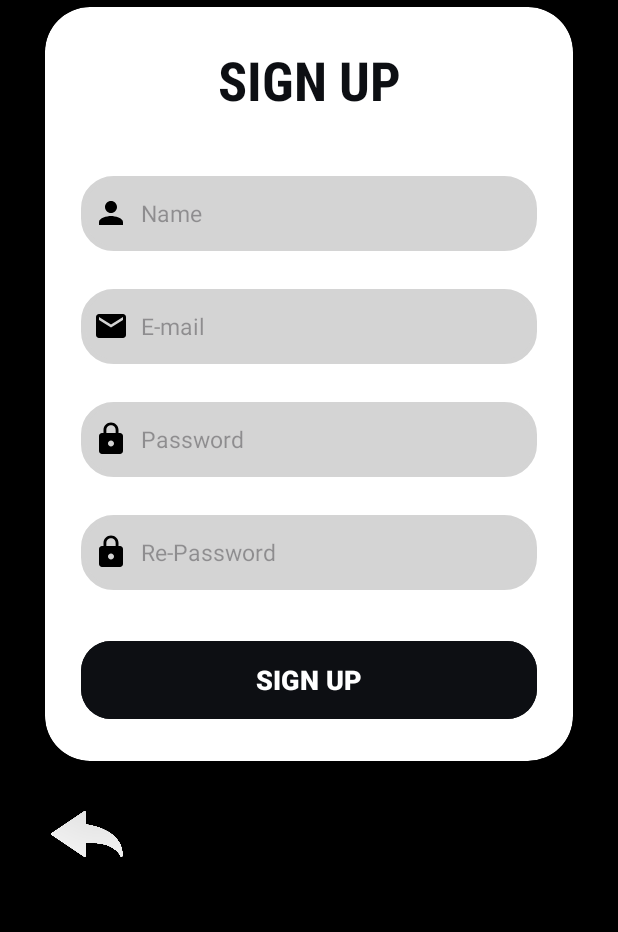
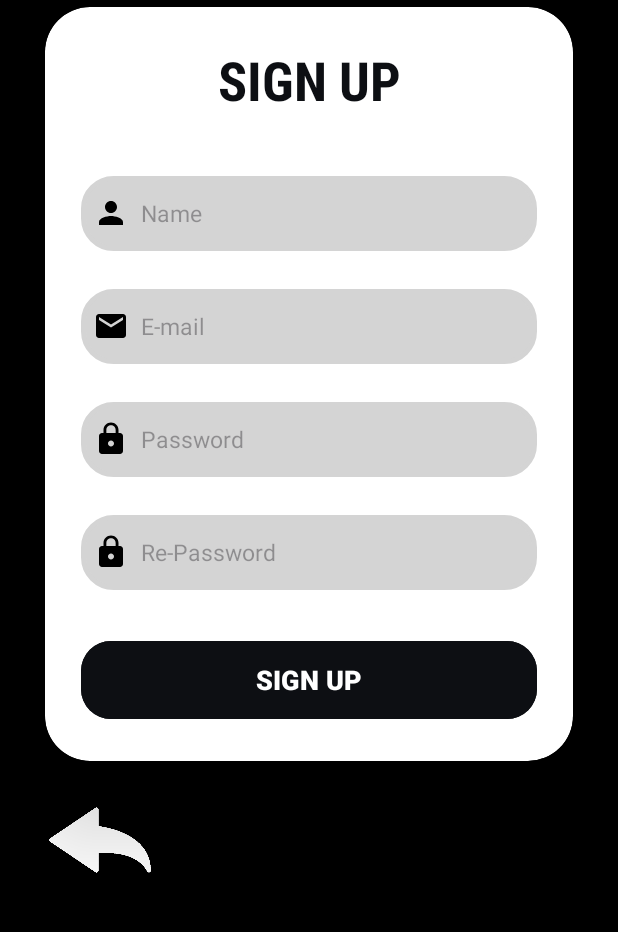
Before and after one commit to Metzenga04/Pocket-Vegas, an Android app: the SignUpPage screen opened directly, with no data from a screen before it, on a phone screen of 412 x 824 dp, the part 234-1166 px from its top. Run offline under Robolectric (Android 15) with nearby library versions, the phone set to English and light mode, and no system bars; 1 statement that could not run was skipped.

Commit message:
Changes in the design

```diff
--- a/app/src/main/res/layout/activity_signup_page.xml
+++ b/app/src/main/res/layout/activity_signup_page.xml
@@ -134,8 +134,8 @@
 
     <ImageButton
         android:id="@+id/btnBack"
-        android:layout_width="56dp"
-        android:layout_height="57dp"
+        android:layout_width="73dp"
+        android:layout_height="65dp"
         android:layout_marginStart="30dp"
         android:layout_marginTop="20dp"
         android:backgroundTint="@color/black"
```
